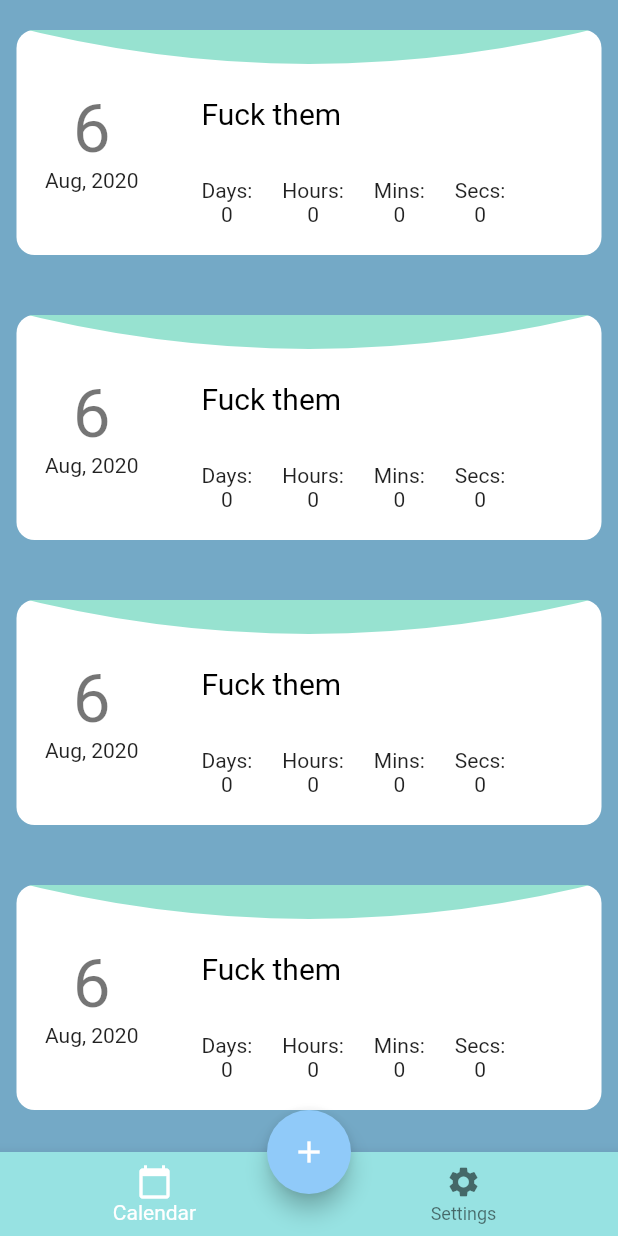
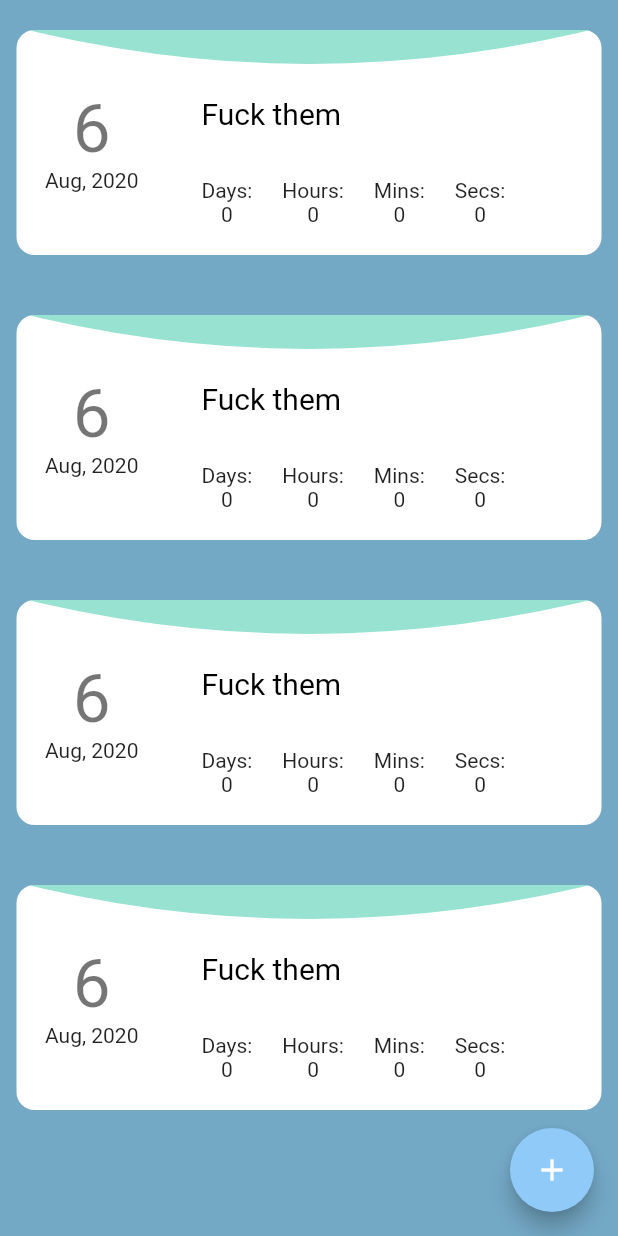
Before and after one commit to fastfists/RatioCalendar, a Flutter app: the screen it shows after launch, on a phone screen of 412 x 824 dp. Run offline on Flutter 3.47's test engine with Material 2 defaults, Android fonts, the light colour scheme and no system bars; our stand-ins replace date_field, flutter_svg; missing offline and left inert: timer_builder; accounts and stored records are empty.

```diff
--- a/lib/screens/Calendar.dart
+++ b/lib/screens/Calendar.dart
@@ -18,6 +18,27 @@ class CalendarPage extends StatefulWidget {
   _CalendarPageState createState() => _CalendarPageState();
 }
 
+class _CalendarPageState extends State<CalendarPage>
+    with SingleTickerProviderStateMixin {
+  @override
+  Widget build(BuildContext context) {
+    return Scaffold(
+      floatingActionButton: FloatingActionButton(
+        onPressed: () => Navigator.pushNamed(context, "/addPage"),
+        backgroundColor: Colors.blue[200],
+        foregroundColor: Colors.white,
+        child: Icon(Icons.add),
+      ),
+      floatingActionButtonLocation: FloatingActionButtonLocation.endFloat,
+      body: Container(
+          decoration: BoxDecoration(
+            color: Color.fromRGBO(11, 105, 157, .56),
+          ),
+          child: CalendarView()),
+    );
+  }
+}
+
 class CalendarView extends StatelessWidget {
   const CalendarView({
     Key key,
@@ -25,12 +46,11 @@ class CalendarView extends StatelessWidget {
 
   @override
   Widget build(BuildContext context) {
-
     return ListView.builder(
         itemCount: events.length,
         itemBuilder: (context, idx) {
           return EventDetails(event: events[idx]);
-    });
+        });
   }
 }
 
@@ -98,63 +118,6 @@ class EventDetails extends StatefulWidget {
 
   @override
   _EventDetailsState createState() => _EventDetailsState();
-}
-
-class _CalendarPageState extends State<CalendarPage>
-    with SingleTickerProviderStateMixin {
-  var _selectedIndex = 0;
-
-  @override
-  Widget build(BuildContext context) {
-    var bottomBarWidgets = [
-      CalendarView(),
-      SettingsView(),
-    ];
-
-    return Scaffold(
-      bottomNavigationBar: BottomNavigationBar(
-        currentIndex: _selectedIndex,
-        onTap: onItemTap,
-        items: <BottomNavigationBarItem>[
-          BottomNavigationBarItem(
-            icon: Icon(Icons.calendar_today),
-            title: Text('Calendar'),
-          ),
-          BottomNavigationBarItem(
-            icon: Icon(Icons.settings),
-            title: Text('Settings'),
-          ),
-        ],
-        selectedItemColor: Colors.white,
-        backgroundColor: Color(0xFF97E2E2),
-      ),
-      floatingActionButton: FloatingActionButton(
-        onPressed: () =>
-            Navigator.pushNamed(context, "/addPage"),
-        backgroundColor: Colors.blue[200],
-        foregroundColor: Colors.white,
-        child: Icon(Icons.add),
-      ),
-      floatingActionButtonLocation: FloatingActionButtonLocation.centerDocked,
-      body: Container(
-        decoration: BoxDecoration(
-          color: Color.fromRGBO(11, 105, 157, .56),
-        ),
-        child: bottomBarWidgets[_selectedIndex],
-      ),
-    );
-  }
-
-  @override
-  void initState() {
-    super.initState();
-  }
-
-  void onItemTap(index) {
-    setState(() {
-      _selectedIndex = index;
-    });
-  }
 }
 
 class _EventDetailsState extends State<EventDetails>
```
Also changed, not shown: lib/screens/AddEventPage.dart (+26 -12 lines), pubspec.lock, 2 other files.
